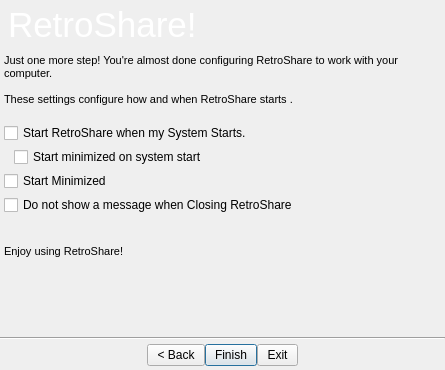
Before: the Qt Designer form retroshare-gui/src/gui/QuickStartWizard.ui in RetroShare/RetroShare, drawn with Qt 5.
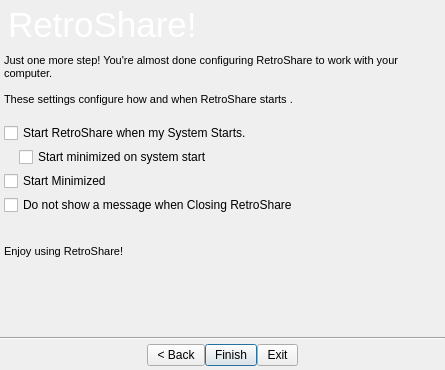
After: the same form once the commit is applied. The open tabs and pages were chosen to show the change. Icons and pictures are not drawn.

Diff of the .ui file:
```diff
--- a/retroshare-gui/src/gui/QuickStartWizard.ui
+++ b/retroshare-gui/src/gui/QuickStartWizard.ui
@@ -896,7 +896,7 @@
                 </property>
                 <property name="sizeHint" stdset="0">
                  <size>
-                  <width>10</width>
+                  <width>15</width>
                   <height>20</height>
                  </size>
                 </property>
```
